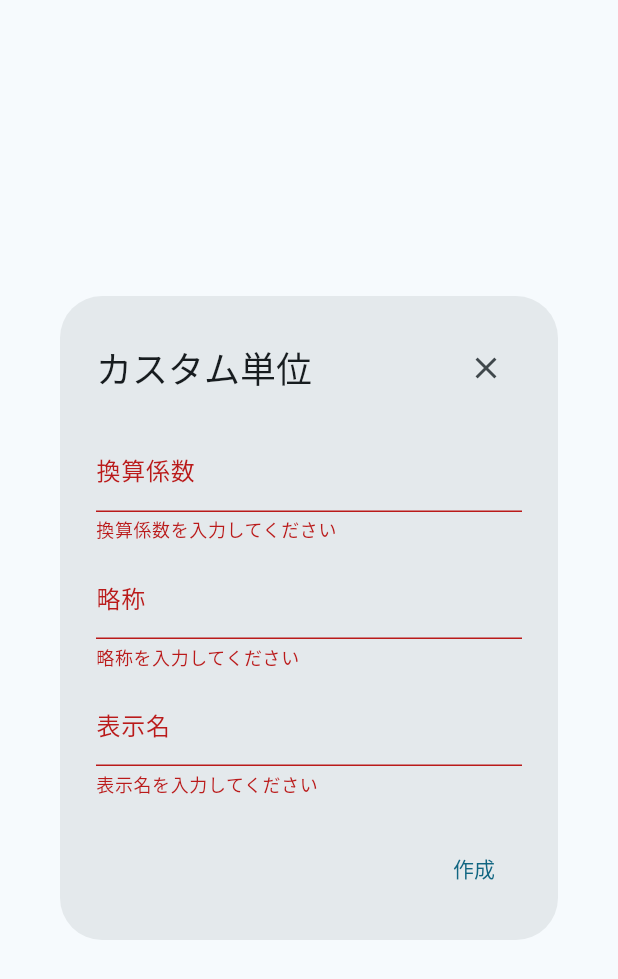
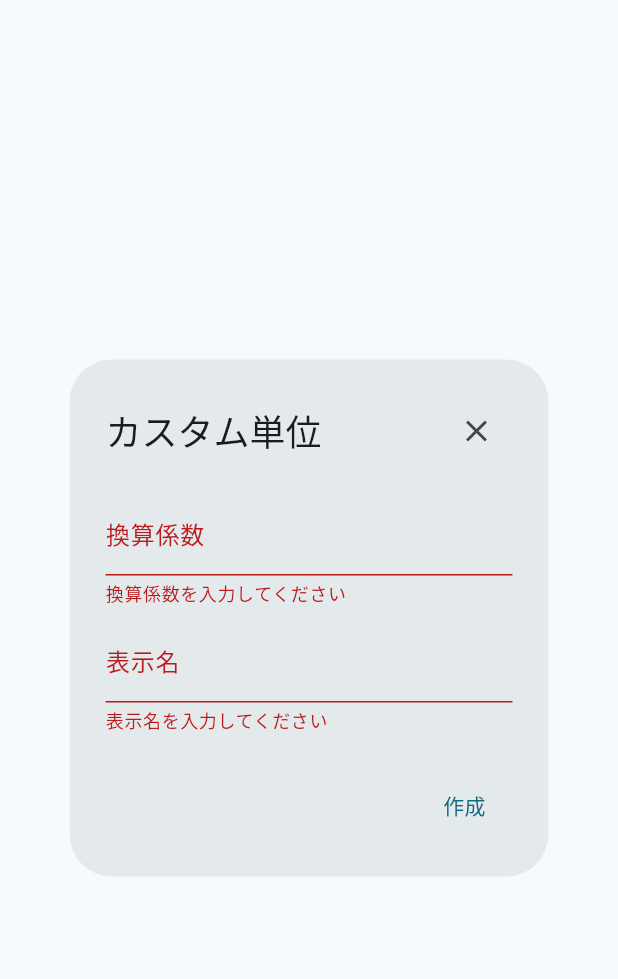
Before and after one commit to RioRio-do/calciunit, a Flutter app: the CustomUnitDialog widget shown alone on an empty page, opened directly with empty values, after a tap on "作成", on a phone screen of 412 x 824 dp. Shown: the top 979 px of the screen. Run offline on Flutter 3.47's test engine with Material 3 defaults, Android fonts, the light colour scheme and no system bars; our stand-ins replace decimal, flutter_hooks, flutter_riverpod, flutter_screenutil, freezed_annotation, go_router and 3 more; missing offline and left inert: rational; accounts and stored records are empty; generated files the repository leaves out were written again; statements that could not run were skipped.

Commit message:
換算係数入力フィールドのキーボードタイプを数値に変更し、バリデーションメッセージを改善。略称フィールドを削除し、表示名のヒントを簡潔に修正。

```diff
--- a/lib/custom_unit_dialog.dart
+++ b/lib/custom_unit_dialog.dart
@@ -49,10 +49,14 @@ class CustomUnitDialog extends HookConsumerWidget {
             mainAxisSize: MainAxisSize.min,
             children: [
               TextFormField(
+                keyboardType: const TextInputType.numberWithOptions(
+                  decimal: true,
+                  signed: false,
+                ),
                 controller: constantController,
                 decoration: const InputDecoration(
                   labelText: '換算係数',
-                  hintText: '1つで何mなのかを数値で入力してください',
+                  hintText: '1つで何mなのかを入力してください',
                 ),
                 validator: (value) {
                   if (value?.isEmpty ?? true) return '換算係数を入力してください';
@@ -67,20 +71,8 @@ class CustomUnitDialog extends HookConsumerWidget {
                     }
                     return null;
                   } catch (e) {
-                    return '有効な数値または分数を入力してください';
+                    return '有効な数値を入力してください';
                   }
-                },
-              ),
-              SizedBox(height: 8.h),
-              TextFormField(
-                controller: abbreviationController,
-                decoration: const InputDecoration(
-                  labelText: '略称',
-                  hintText: '記号、略称を半角4文字以内で入力してください',
-                ),
-                validator: (value) {
-                  if (value?.isEmpty ?? true) return '略称を入力してください';
-                  return null;
                 },
               ),
               SizedBox(height: 8.h),
@@ -88,7 +80,7 @@ class CustomUnitDialog extends HookConsumerWidget {
                 controller: displayNameController,
                 decoration: const InputDecoration(
                   labelText: '表示名',
-                  hintText: '名前を簡潔に文字列で入力してください',
+                  hintText: '名前を簡潔に入力してください',
                 ),
                 validator: (value) {
                   if (value?.isEmpty ?? true) return '表示名を入力してください';
@@ -149,7 +141,7 @@ class CustomUnitDialog extends HookConsumerWidget {
             if (editUnit == null) {
               await customUnitNotifier.addUnit(
                 constant: constantController.text,
-                abbreviation: abbreviationController.text,
+                abbreviation: '！',
                 displayName: displayNameController.text,
                 unitType: unitType,
               );
```
